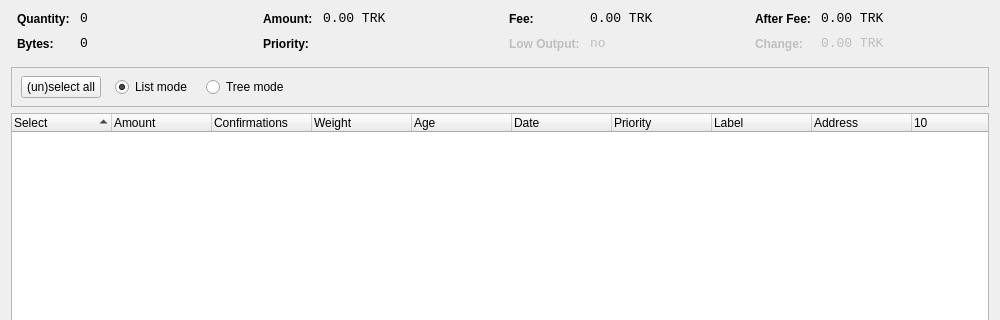
Old version of the form src/qt/forms/coincontroldialog.ui in the repository truckit/Truckcoin; both pictures show x 0 to 1000 and y 0 to 320 of the 1000 by 500 pixel window.
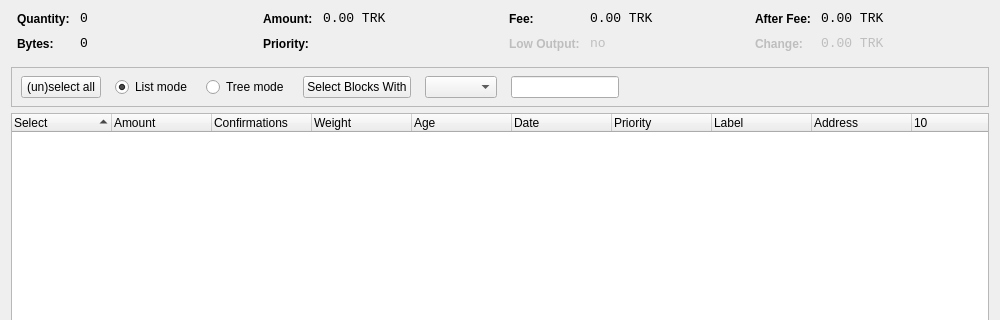
New version of the form. Custom widgets are drawn as their Qt base class.

Commit message: Add coin control filter combo box

Diff of the .ui file:
```diff
--- a/src/qt/forms/coincontroldialog.ui
+++ b/src/qt/forms/coincontroldialog.ui
@@ -382,7 +382,7 @@
         <height>41</height>
        </rect>
       </property>
-      <layout class="QHBoxLayout" name="horizontalLayoutPanel" stretch="0,0,0,0">
+      <layout class="QHBoxLayout" name="horizontalLayoutPanel" stretch="0,0,0,0,0,0,0">
        <property name="spacing">
         <number>14</number>
        </property>
@@ -428,6 +428,35 @@
          </property>
         </widget>
        </item>
+        <item> 
+        <widget class="QPushButton" name="pushButtonCustomCC"> 
+         <property name="text"> 
+          <string>Select Blocks With</string> 
+         </property> 
+        </widget> 
+       </item> 
+       <item> 
+        <widget class="QComboBox" name="QComboBoxFilterCoins"/> 
+       </item> 
+       <item> 
+        <widget class="QLineEdit" name="lineEditCustomCC"> 
+         <property name="enabled"> 
+          <bool>true</bool> 
+         </property> 
+         <property name="sizePolicy"> 
+          <sizepolicy hsizetype="Fixed" vsizetype="Fixed"> 
+           <horstretch>0</horstretch> 
+           <verstretch>0</verstretch> 
+          </sizepolicy> 
+         </property> 
+         <property name="baseSize"> 
+          <size> 
+           <width>50</width> 
+           <height>0</height> 
+          </size> 
+         </property> 
+        </widget> 
+       </item>    
        <item>
         <spacer name="horizontalSpacer">
          <property name="orientation">
```
The commit also changes 4 other files.
